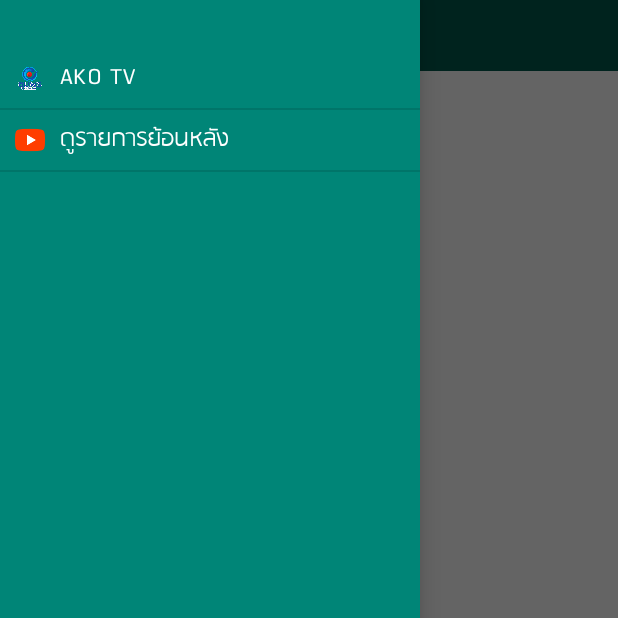
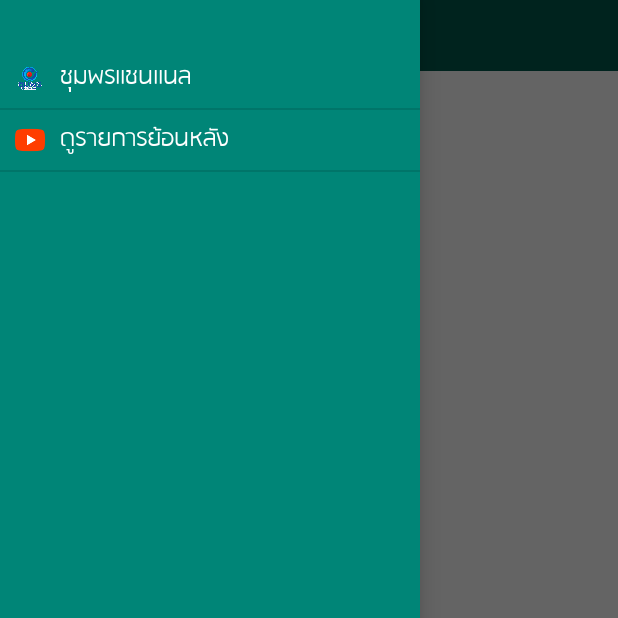
Before and after one commit to isymphonyz/AKOTV2, an Android app: the screen it shows after launch (AKOTVHome), with the side drawer open, on a phone screen of 412 x 824 dp, the top half of it. Run offline under Robolectric (Android 15) with nearby library versions, the phone set to English and light mode, and no system bars; pictures from the network do not load.

Commit message:
- Change App Name - Update Rotate Screem

```diff
--- a/app/src/main/java/isymphonyz/akotv/AKOTVHome.java
+++ b/app/src/main/java/isymphonyz/akotv/AKOTVHome.java
@@ -278,7 +278,7 @@ public class AKOTVHome extends AppCompatActivity implements NavigationView.OnNav
         //mDrawerToggle.onConfigurationChanged(newConfig);
 
         // Checks the orientation of the screen for landscape and portrait
-        DrawerLayout drawer = (DrawerLayout) findViewById(R.id.drawer_layout);
+        /*DrawerLayout drawer = (DrawerLayout) findViewById(R.id.drawer_layout);
         if(videoView.isShown()) {
             if (newConfig.orientation == Configuration.ORIENTATION_LANDSCAPE) {
                 Log.d("AKOTVHome", "Landscape");
@@ -299,7 +299,7 @@ public class AKOTVHome extends AppCompatActivity implements NavigationView.OnNav
                 layout.setBackgroundColor(Color.TRANSPARENT);
                 drawer.setDrawerLockMode(DrawerLayout.LOCK_MODE_UNLOCKED);
             }
-        }
+        }*/
     }
 
     @Override
--- a/app/src/main/res/values/strings.xml
+++ b/app/src/main/res/values/strings.xml
@@ -1,5 +1,5 @@
 <resources>
-    <string name="app_name">AKO TV</string>
+    <string name="app_name">ชุมพรแชนแนล</string>
 
     <string name="navigation_drawer_open">Open navigation drawer</string>
     <string name="navigation_drawer_close">Close navigation drawer</string>
```
